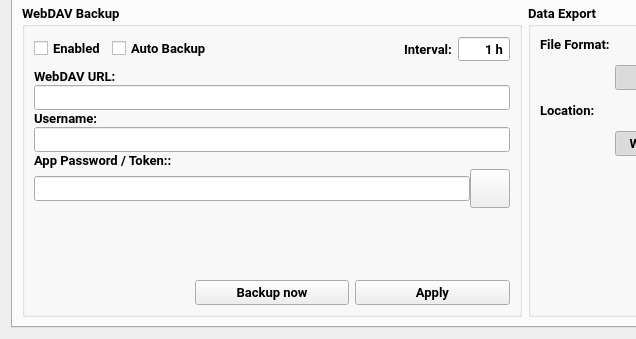
Above: src/coffeebot/gui/widgets/settings_widget.ui from mavinum/CoffeeBot before the change; both pictures show x 0 to 636 and y 90 to 429 of the 884 by 429 pixel window. Below: the same form after it.
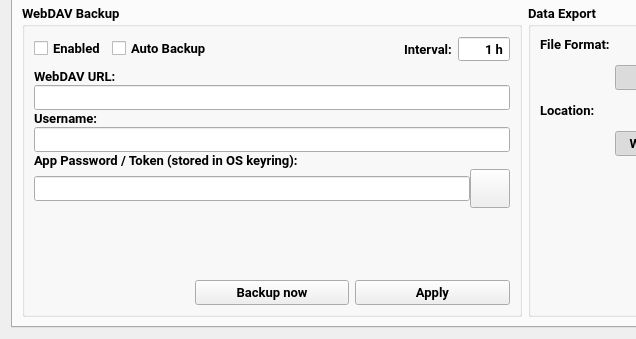
That is the form after the change. The open tabs and pages were chosen to show the change. Icons and pictures are not drawn.

The edit to the form file:
```diff
--- a/src/coffeebot/gui/widgets/settings_widget.ui
+++ b/src/coffeebot/gui/widgets/settings_widget.ui
@@ -1169,7 +1169,7 @@
             <item row="4" column="0" colspan="2">
              <widget class="QLabel" name="label_30">
               <property name="text">
-               <string>App Password / Token::</string>
+               <string>App Password / Token (stored in OS keyring):</string>
               </property>
              </widget>
             </item>
```
